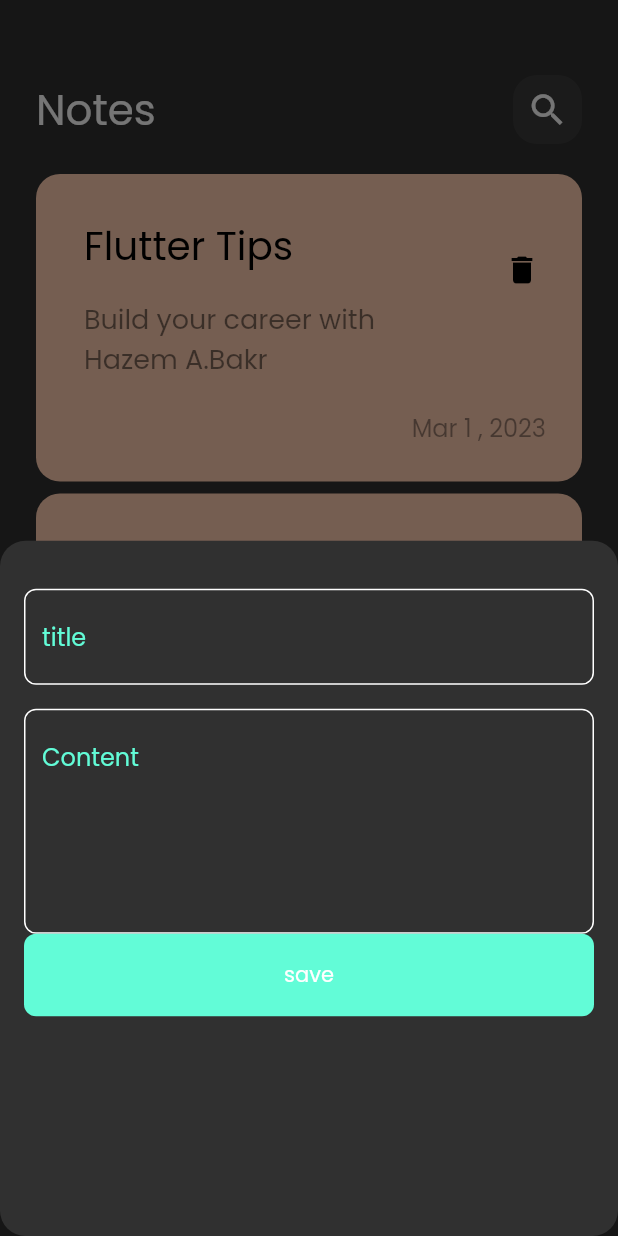
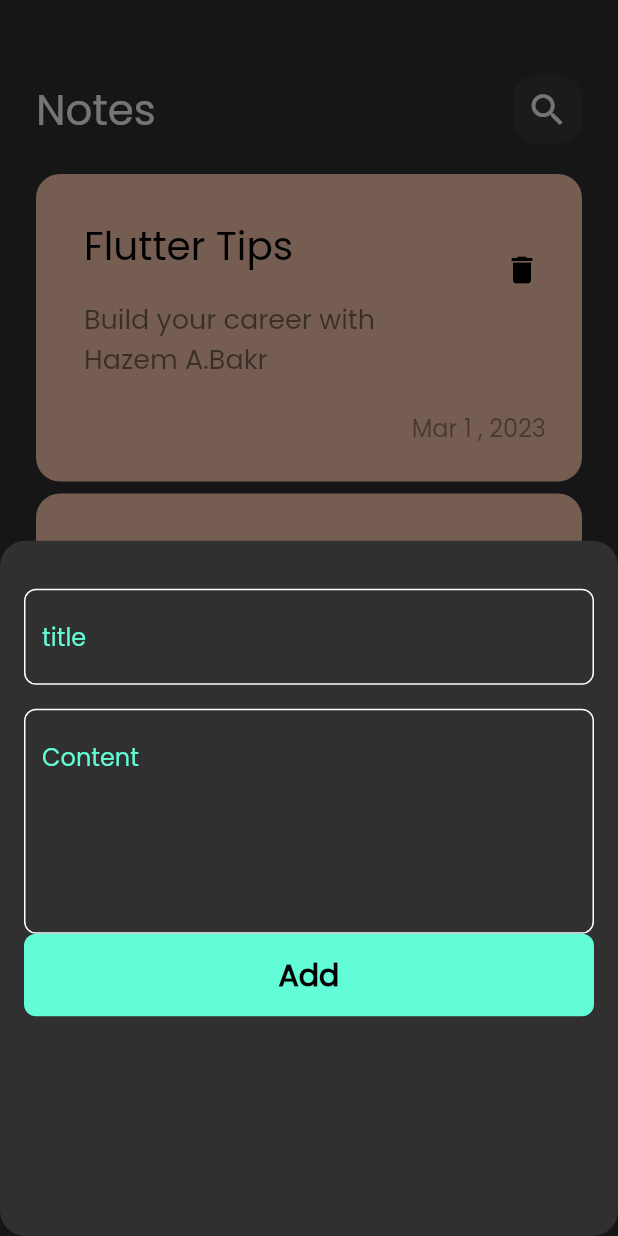
Before and after one commit to Hazem12Bakr/first_flutter_project, a Flutter app: the screen it shows after launch, after a tap on the "add" icon, on a phone screen of 412 x 824 dp. Run offline on Flutter 3.47's test engine with Material 2 defaults, Android fonts, the phone set to English and light mode, and no system bars.

Commit message:
decorating the add button

```diff
--- a/lib/views/widgets/add_note_buttomsheet.dart
+++ b/lib/views/widgets/add_note_buttomsheet.dart
@@ -42,7 +42,14 @@ class CustomButton extends StatelessWidget {
       decoration: BoxDecoration(
           color: kPrimaryColor, borderRadius: BorderRadius.circular(8)),
       child: const Center(
-        child: Text('save'),
+        child: Text(
+          'Add',
+          style: TextStyle(
+            color: Colors.black,
+            fontWeight: FontWeight.bold,
+            fontSize: 20,
+          ),
+        ),
       ),
     );
   }
```
